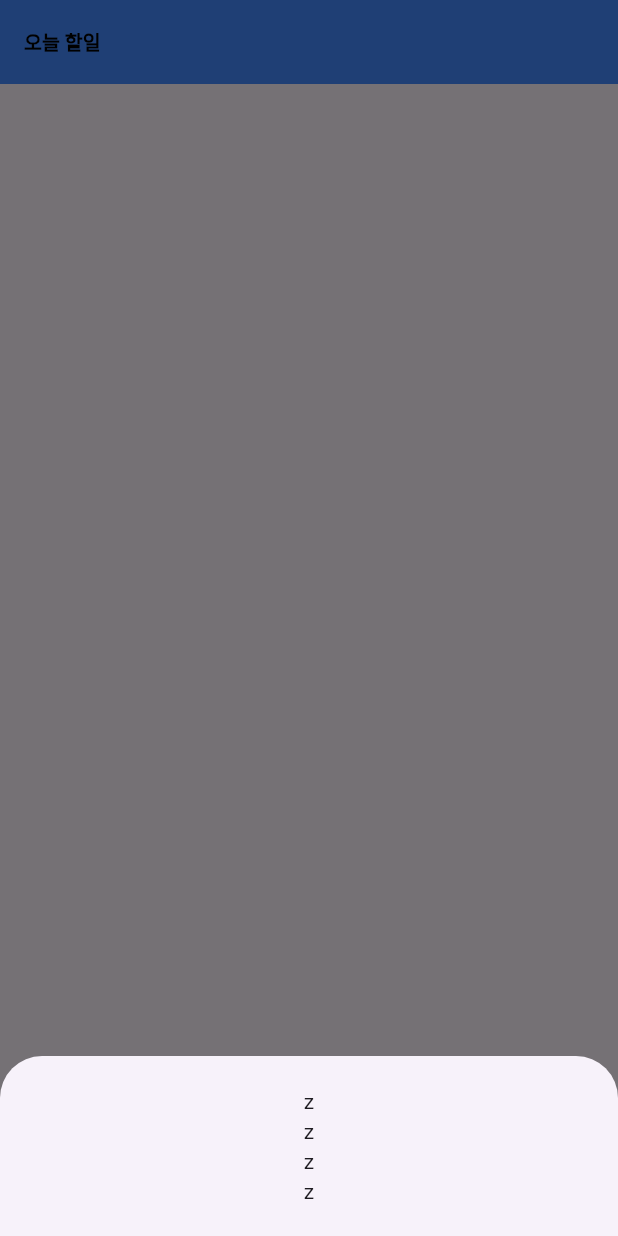
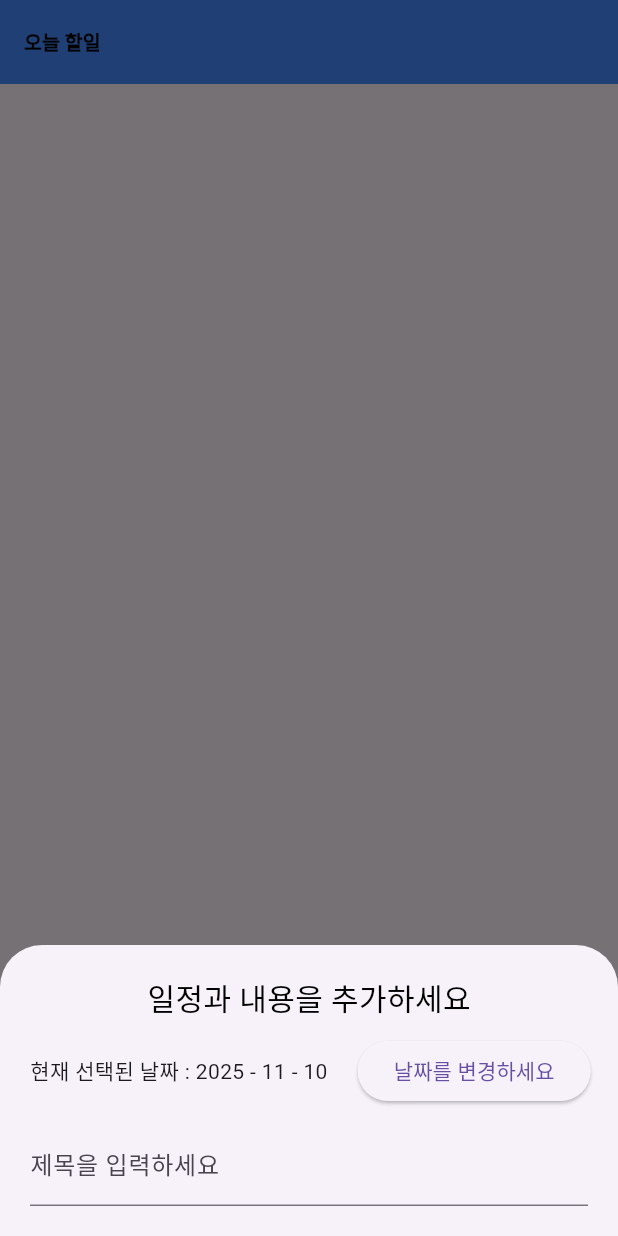
Before and after one commit to devhyunwoo/flutter_doit, a Flutter app: the screen it shows after launch, after a tap on the "plus one" icon, on a phone screen of 412 x 824 dp. Run offline on Flutter 3.47's test engine with Material 3 defaults, Android fonts, the phone set to English and light mode, and no system bars; our stand-ins replace flutter_riverpod, freezed_annotation, go_router.

Commit message:
날짜와 타이틀 입력 받기

```diff
--- a/lib/ui/home/view/home_view.dart
+++ b/lib/ui/home/view/home_view.dart
@@ -1,30 +1,35 @@
 import 'package:doit_app/ui/home/contract/effect/home_effect.dart';
 import 'package:doit_app/ui/home/contract/event/home_event.dart';
-import 'package:doit_app/ui/home/view/widgets/bottom_sheet.dart';
+import 'package:doit_app/ui/home/view/widgets/bottom_sheet/bottom_sheet.dart';
 import 'package:doit_app/ui/home/view/widgets/home_body.dart';
 import 'package:doit_app/ui/home/view_model/home_view_model.dart';
 import 'package:flutter/material.dart';
 import 'package:flutter_riverpod/flutter_riverpod.dart';
 
-class HomeState extends ConsumerWidget {
+class HomeState extends ConsumerStatefulWidget {
   const HomeState({super.key});
 
   @override
-  Widget build(BuildContext context, WidgetRef ref) {
-    final viewModel = ref.read(homeViewModelProvider.notifier);
-    final effect = viewModel.effect;
+  ConsumerState<ConsumerStatefulWidget> createState() => _HomeState();
+}
 
-    effect.listen((effect) {
-      switch (effect) {
-        case ShowBottomSheet():
-          {
-            showModalBottomSheet(
-              context: context,
-              builder: (context) => HomeBottomSheet(),
-            );
-          }
+class _HomeState extends ConsumerState<HomeState> {
+  @override
+  void initState() {
+    super.initState();
+    ref.read(homeViewModelProvider.notifier).effect.listen((effect) {
+      if (effect is ShowBottomSheet) {
+        showModalBottomSheet(
+          context: context,
+          builder: (_) => HomeBottomSheet(),
+        );
       }
     });
+  }
+
+  @override
+  Widget build(BuildContext context) {
+    final viewModel = ref.read(homeViewModelProvider.notifier);
     return Scaffold(
       appBar: AppBar(
         backgroundColor: Colors.blueAccent,
--- a/lib/ui/home/view/widgets/bottom_sheet.dart
+++ /dev/null
@@ -1,24 +0,0 @@
-import 'package:flutter/material.dart';
-import 'package:flutter_riverpod/flutter_riverpod.dart';
-
-class HomeBottomSheet extends ConsumerWidget {
-  const HomeBottomSheet({super.key});
-
-  @override
-  Widget build(BuildContext context, WidgetRef ref) {
-    return Container(
-      width: double.infinity,
-      padding: const EdgeInsets.all(20),
-      child: Column(mainAxisSize: MainAxisSize.min, children: [
-        _datetimeTop(),
-        _datetimeTop(),
-        _datetimeTop(),
-        _datetimeTop()
-      ]),
-    );
-  }
-
-  Widget _datetimeTop() {
-    return Text('z');
-  }
-}
--- /dev/null
+++ b/lib/ui/home/view/widgets/bottom_sheet/bottom_sheet.dart
@@ -0,0 +1,72 @@
+import 'package:doit_app/ui/home/view/widgets/bottom_sheet/bottom_sheet_provider.dart';
+import 'package:flutter/material.dart';
+import 'package:flutter_riverpod/flutter_riverpod.dart';
+
+class HomeBottomSheet extends ConsumerWidget {
+  const HomeBottomSheet({super.key});
+
+  @override
+  Widget build(BuildContext context, WidgetRef ref) {
+    return Container(
+      width: double.infinity,
+      padding: const EdgeInsets.all(20),
+      child: Column(
+        mainAxisSize: MainAxisSize.min,
+        children: [
+          Text(
+            '일정과 내용을 추가하세요',
+            style: TextStyle(
+              fontSize: 20,
+              fontWeight: FontWeight.w500,
+              color: Colors.black,
+            ),
+          ),
+          SizedBox(height: 10),
+          _dateTimeItem(context, ref),
+          SizedBox(height: 10),
+          _TitleItem(ref),
+        ],
+      ),
+    );
+  }
+
+  Widget _dateTimeItem(BuildContext context, WidgetRef ref) {
+    final dateTime = ref.watch(bottomSheetProvider).dateTime;
+    return Row(
+      mainAxisSize: MainAxisSize.max,
+      crossAxisAlignment: CrossAxisAlignment.center,
+      mainAxisAlignment: MainAxisAlignment.center,
+      children: [
+        Text(
+          '현재 선택된 날짜 : ${dateTime.year} - ${dateTime.month} - ${dateTime.day}',
+        ),
+        SizedBox(width: 20),
+        ElevatedButton(
+          onPressed: () async {
+            final picker = await showDatePicker(
+              context: context,
+              firstDate: DateTime(2000),
+              lastDate: DateTime(2100),
+            );
+            if (picker != null) {
+              ref.read(bottomSheetProvider.notifier).setDateTime(picker);
+            }
+          },
+          child: Text('날짜를 변경하세요'),
+        ),
+      ],
+    );
+  }
+
+  Widget _TitleItem(WidgetRef ref) {
+    final title = ref.watch(bottomSheetProvider).title;
+    return TextField(
+      decoration: const InputDecoration(labelText: '제목을 입력하세요'),
+      controller: TextEditingController(text: title)
+        ..selection = TextSelection.fromPosition(
+          TextPosition(offset: title.length),
+        ),
+      onChanged: ref.read(bottomSheetProvider.notifier).setTitle,
+    );
+  }
+}
--- /dev/null
+++ b/lib/ui/home/view/widgets/bottom_sheet/bottom_sheet_provider.dart
@@ -0,0 +1,22 @@
+import 'package:doit_app/ui/home/contract/state/todo.dart';
+import 'package:flutter_riverpod/flutter_riverpod.dart';
+
+final bottomSheetProvider =
+    NotifierProvider.autoDispose<BottomSheetNotifier, TodoModel>(
+      BottomSheetNotifier.new,
+    );
+
+class BottomSheetNotifier extends AutoDisposeNotifier<TodoModel> {
+  @override
+  TodoModel build() {
+    return TodoModel(id: 0, title: '', content: '', dateTime: DateTime.now());
+  }
+
+  void setDateTime(DateTime dateTime) {
+    state = state.copyWith(dateTime: dateTime);
+  }
+
+  void setTitle(String title) {
+    state = state.copyWith(title: title);
+  }
+}
```
